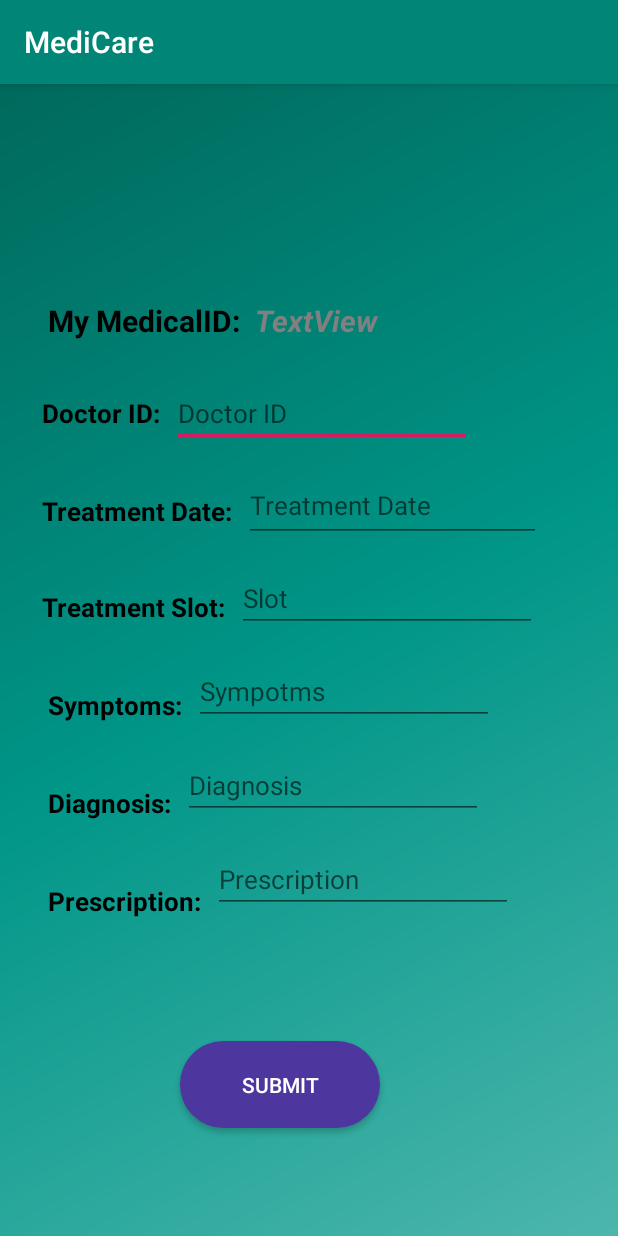
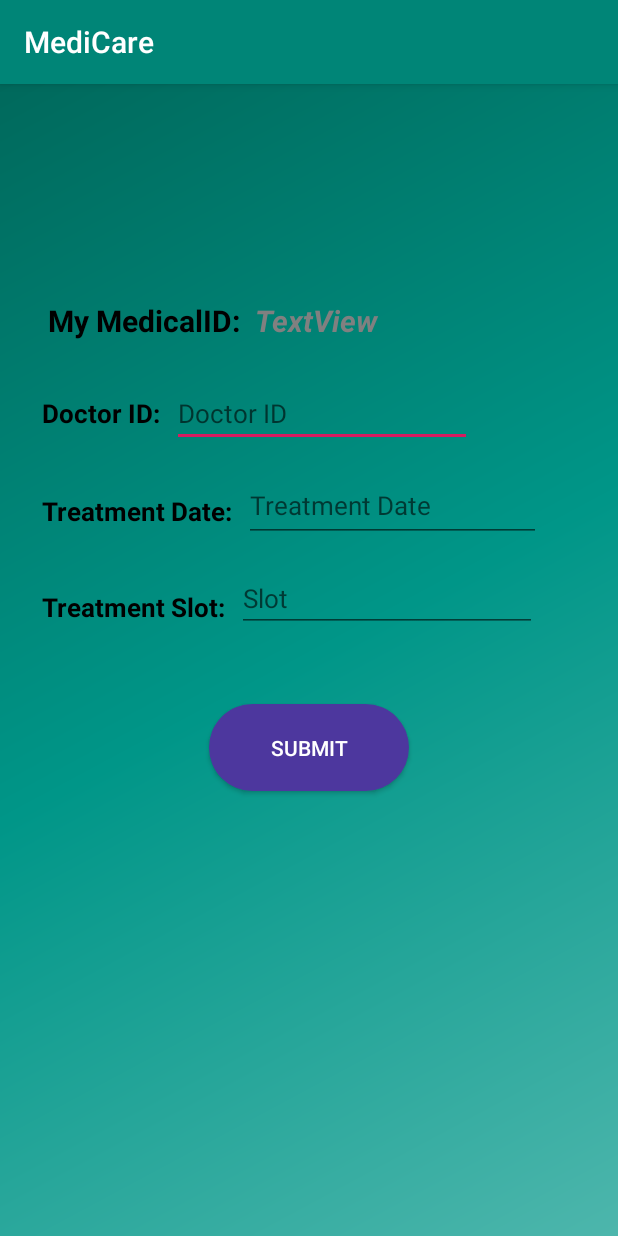
Before and after one commit to katasanirohith/MediCareIT1, an Android app: the bookAppointment screen opened directly, with no data from a screen before it, on a phone screen of 412 x 824 dp. Run offline under Robolectric (Android 15) with nearby library versions, the phone set to English and light mode, and no system bars.

Commit message:
added appointments activity final

```diff
--- a/app/src/main/res/layout/activity_book_appointment.xml
+++ b/app/src/main/res/layout/activity_book_appointment.xml
@@ -37,15 +37,14 @@
                 android:id="@+id/patientNew"
                 android:layout_width="133dp"
                 android:layout_height="58dp"
-                android:layout_marginStart="120dp"
-                android:layout_marginLeft="120dp"
-                android:layout_marginBottom="72dp"
+                android:layout_marginTop="48dp"
                 android:background="@drawable/new_user_button"
                 android:shadowRadius="5"
                 android:text="Submit"
                 android:textColor="#ffff"
-                app:layout_constraintBottom_toBottomOf="parent"
-                app:layout_constraintStart_toStartOf="parent" />
+                app:layout_constraintEnd_toEndOf="parent"
+                app:layout_constraintStart_toStartOf="parent"
+                app:layout_constraintTop_toBottomOf="@+id/Treatment_slot_entry" />
 
             <TextView
                 android:id="@+id/Treatment_date"
@@ -76,48 +75,6 @@
                 app:layout_constraintTop_toBottomOf="@+id/Treatment_date" />
 
             <TextView
-                android:id="@+id/Symptoms"
-                android:layout_width="wrap_content"
-                android:layout_height="29dp"
-                android:layout_marginStart="32dp"
-                android:layout_marginLeft="32dp"
-                android:layout_marginTop="36dp"
-                android:text="Symptoms:"
-                android:textColor="#000"
-                android:textSize="17sp"
-                android:textStyle="bold"
-                app:layout_constraintStart_toStartOf="parent"
-                app:layout_constraintTop_toBottomOf="@+id/treatment_slot" />
-
-            <TextView
-                android:id="@+id/Diagnosis"
-                android:layout_width="wrap_content"
-                android:layout_height="29dp"
-                android:layout_marginStart="32dp"
-                android:layout_marginLeft="32dp"
-                android:layout_marginTop="36dp"
-                android:text="Diagnosis:"
-                android:textColor="#000"
-                android:textSize="17sp"
-                android:textStyle="bold"
-                app:layout_constraintStart_toStartOf="parent"
-                app:layout_constraintTop_toBottomOf="@+id/Symptoms" />
-
-            <TextView
-                android:id="@+id/Prescription"
-                android:layout_width="wrap_content"
-                android:layout_height="29dp"
-                android:layout_marginStart="32dp"
-                android:layout_marginLeft="32dp"
-                android:layout_marginTop="36dp"
-                android:text="Prescription:"
-                android:textColor="#000"
-                android:textSize="17sp"
-                android:textStyle="bold"
-                app:layout_constraintStart_toStartOf="parent"
-                app:layout_constraintTop_toBottomOf="@+id/Diagnosis" />
-
-            <TextView
                 android:id="@+id/Did"
                 android:layout_width="wrap_content"
                 android:layout_height="29dp"
@@ -146,34 +103,6 @@
                 app:layout_constraintTop_toBottomOf="@+id/Full_name_entry" />
 
             <EditText
-                android:id="@+id/Diagnosis_entry"
-                android:layout_width="wrap_content"
-                android:layout_height="wrap_content"
-                android:layout_marginStart="8dp"
-                android:layout_marginLeft="8dp"
-                android:layout_marginTop="18dp"
-                android:ems="10"
-                android:hint="Diagnosis"
-                android:inputType="textPersonName"
-                android:textSize="17sp"
-                app:layout_constraintStart_toEndOf="@+id/Diagnosis"
-                app:layout_constraintTop_toBottomOf="@+id/symptoms_entry" />
-
-            <EditText
-                android:id="@+id/Prescription_entry"
-                android:layout_width="wrap_content"
-                android:layout_height="wrap_content"
-                android:layout_marginStart="8dp"
-                android:layout_marginLeft="8dp"
-                android:layout_marginTop="18dp"
-                android:ems="10"
-                android:hint="Prescription"
-                android:inputType="textPersonName"
-                android:textSize="17sp"
-                app:layout_constraintStart_toEndOf="@+id/Prescription"
-                app:layout_constraintTop_toBottomOf="@+id/Diagnosis_entry" />
-
-            <EditText
                 android:id="@+id/Doctorid_entry"
                 android:layout_width="wrap_content"
                 android:layout_height="wrap_content"
@@ -186,20 +115,6 @@
                 android:textSize="17sp"
                 app:layout_constraintStart_toEndOf="@+id/Did"
                 app:layout_constraintTop_toBottomOf="@+id/Pid_entry" />
-
-            <EditText
-                android:id="@+id/symptoms_entry"
-                android:layout_width="wrap_content"
-                android:layout_height="wrap_content"
-                android:layout_marginStart="8dp"
-                android:layout_marginLeft="8dp"
-                android:layout_marginTop="17dp"
-                android:ems="10"
-                android:hint="Sympotms"
-                android:inputType="textPersonName"
-                android:textSize="17sp"
-                app:layout_constraintStart_toEndOf="@+id/Symptoms"
-                app:layout_constraintTop_toBottomOf="@+id/Treatment_slot_entry" />
 
             <TextView
                 android:id="@+id/Pid"
```
